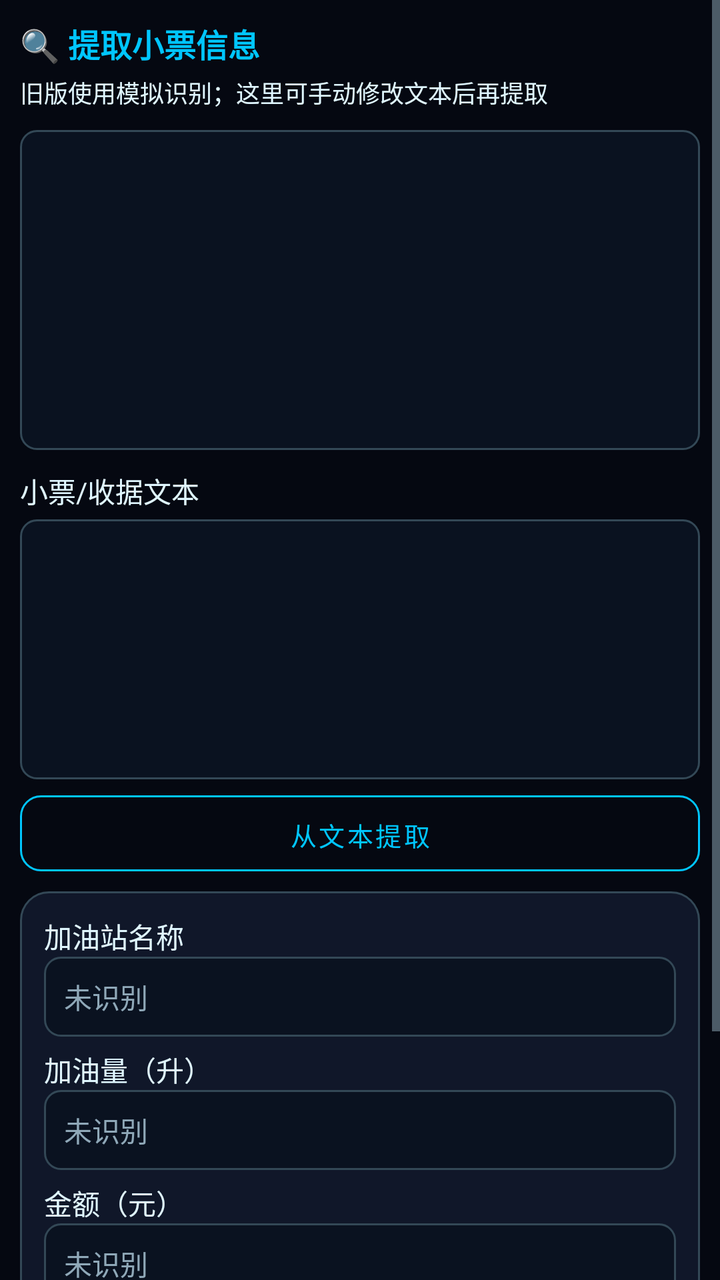
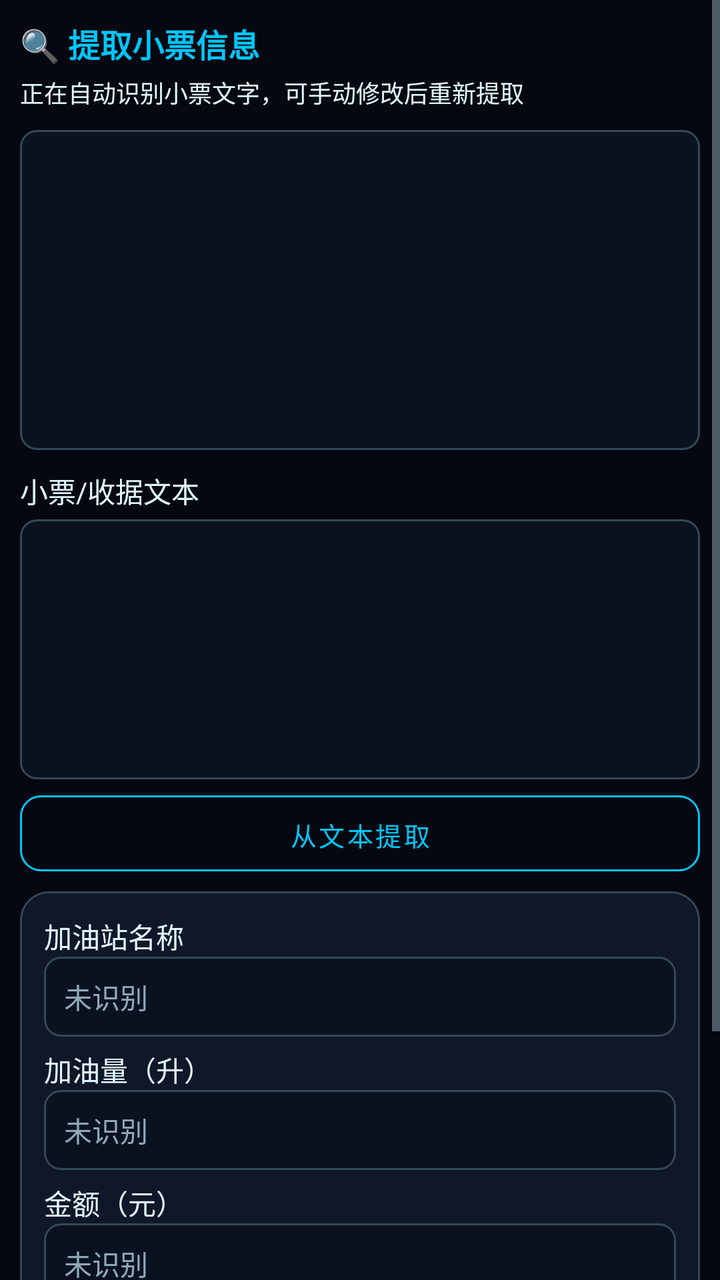

An Android layout rendered at two revisions. The XML below is the earlier revision; the diff shows what the commit changed to produce the second picture.
<!-- AndroidManifest.xml: application theme Theme.YouJiStarMap -->
<!-- res/layout/activity_ocr.xml -->
<?xml version="1.0" encoding="utf-8"?>
<ScrollView xmlns:android="http://schemas.android.com/apk/res/android"
    android:layout_width="match_parent"
    android:layout_height="match_parent"
    android:fillViewport="true">

    <LinearLayout
        android:layout_width="match_parent"
        android:layout_height="wrap_content"
        android:orientation="vertical"
        android:padding="10dp">

        <TextView style="@style/CardTitle" android:text="🔍 提取小票信息" />
        <TextView style="@style/LabelText" android:layout_marginTop="4dp" android:text="旧版使用模拟识别；这里可手动修改文本后再提取" android:textSize="12sp" />

        <ImageView
            android:id="@+id/ocrPreview"
            android:layout_width="match_parent"
            android:layout_height="160dp"
            android:layout_marginTop="10dp"
            android:background="@drawable/bg_field"
            android:scaleType="centerCrop" />

        <TextView style="@style/LabelText" android:layout_marginTop="10dp" android:text="小票/收据文本" />
        <EditText
            android:id="@+id/receiptText"
            android:layout_width="match_parent"
            android:layout_height="130dp"
            android:layout_marginTop="4dp"
            android:background="@drawable/bg_field"
            android:gravity="top"
            android:inputType="textMultiLine"
            android:textColor="@color/light"
            android:textSize="13sp" />

        <Button
            android:id="@+id/extractBtn"
            android:layout_width="match_parent"
            android:layout_height="38dp"
            android:layout_marginTop="8dp"
            android:background="@drawable/bg_button_ghost"
            android:text="从文本提取"
            android:textColor="@color/primary"
            android:textSize="13sp" />

        <LinearLayout android:layout_width="match_parent" android:layout_height="wrap_content" android:layout_marginTop="10dp" android:background="@drawable/bg_card" android:orientation="vertical">

            <TextView style="@style/LabelText" android:text="加油站名称" />
            <EditText android:id="@+id/ocrStationInput" android:layout_width="match_parent" android:layout_height="40dp" android:background="@drawable/bg_field" android:hint="未识别" android:inputType="text" android:paddingStart="10dp" android:textColor="@color/light" android:textColorHint="@color/muted" android:textSize="14sp" />

            <TextView style="@style/LabelText" android:layout_marginTop="6dp" android:text="加油量（升）" />
            <EditText android:id="@+id/ocrLitersInput" android:layout_width="match_parent" android:layout_height="40dp" android:background="@drawable/bg_field" android:hint="未识别" android:inputType="numberDecimal" android:paddingStart="10dp" android:textColor="@color/light" android:textColorHint="@color/muted" android:textSize="14sp" />

            <TextView style="@style/LabelText" android:layout_marginTop="6dp" android:text="金额（元）" />
            <EditText android:id="@+id/ocrCostInput" android:layout_width="match_parent" android:layout_height="40dp" android:background="@drawable/bg_field" android:hint="未识别" android:inputType="numberDecimal" android:paddingStart="10dp" android:textColor="@color/light" android:textColorHint="@color/muted" android:textSize="14sp" />

            <TextView style="@style/LabelText" android:layout_marginTop="6dp" android:text="油品类型（92/95/98/0）" />
            <EditText android:id="@+id/ocrTypeInput" android:layout_width="match_parent" android:layout_height="40dp" android:background="@drawable/bg_field" android:hint="未识别" android:inputType="text" android:paddingStart="10dp" android:textColor="@color/light" android:textColorHint="@color/muted" android:textSize="14sp" />
        </LinearLayout>

        <LinearLayout android:layout_width="match_parent" android:layout_height="wrap_content" android:layout_marginTop="12dp" android:orientation="horizontal">
            <Button android:id="@+id/cancelOcrBtn" android:layout_width="0dp" android:layout_height="42dp" android:layout_weight="1" android:background="@drawable/bg_button_ghost" android:text="取消" android:textColor="@color/muted" android:textSize="14sp" />
            <Button android:id="@+id/applyOcrBtn" android:layout_width="0dp" android:layout_height="42dp" android:layout_marginStart="8dp" android:layout_weight="1" android:background="@drawable/bg_button_primary" android:text="应用到表单" android:textColor="@color/white" android:textSize="14sp" />
        </LinearLayout>
    </LinearLayout>
</ScrollView>
<!-- resources referenced by this layout -->
<resources>
  <color name="light">#E0F7FF</color>
  <color name="muted">#8FA8B8</color>
  <color name="primary">#00C6FF</color>
  <color name="white">#FFFFFF</color>
  <!-- drawable bg_button_ghost (drawable) -->
  <?xml version="1.0" encoding="utf-8"?>
  <shape xmlns:android="http://schemas.android.com/apk/res/android" android:shape="rectangle">
      <solid android:color="@color/transparent" />
      <stroke android:width="1dp" android:color="@color/primary" />
      <corners android:radius="10dp" />
  </shape>
  <!-- drawable bg_button_primary (drawable) -->
  <?xml version="1.0" encoding="utf-8"?>
  <shape xmlns:android="http://schemas.android.com/apk/res/android" android:shape="rectangle">
      <gradient android:startColor="@color/secondary" android:endColor="@color/primary" android:angle="0" />
      <corners android:radius="10dp" />
  </shape>
  <!-- drawable bg_card (drawable) -->
  <?xml version="1.0" encoding="utf-8"?>
  <shape xmlns:android="http://schemas.android.com/apk/res/android" android:shape="rectangle">
      <solid android:color="@color/card_bg" />
      <stroke android:width="1dp" android:color="@color/card_border" />
      <corners android:radius="14dp" />
      <padding android:left="12dp" android:top="12dp" android:right="12dp" android:bottom="12dp" />
  </shape>
  <!-- drawable bg_field (drawable) -->
  <?xml version="1.0" encoding="utf-8"?>
  <shape xmlns:android="http://schemas.android.com/apk/res/android" android:shape="rectangle">
      <solid android:color="#0A1220" />
      <stroke android:width="1dp" android:color="@color/card_border" />
      <corners android:radius="8dp" />
      <padding android:left="10dp" android:top="8dp" android:right="10dp" android:bottom="8dp" />
  </shape>
  <style name="CardTitle">
          <item name="android:layout_width">wrap_content</item>
          <item name="android:layout_height">wrap_content</item>
          <item name="android:textColor">@color/primary</item>
          <item name="android:textSize">16sp</item>
          <item name="android:textStyle">bold</item>
      </style>
  <style name="LabelText">
          <item name="android:layout_width">wrap_content</item>
          <item name="android:layout_height">wrap_content</item>
          <item name="android:textColor">@color/light</item>
          <item name="android:textSize">14sp</item>
      </style>
  <style name="Theme.YouJiStarMap" parent="Theme.MaterialComponents.NoActionBar">
          <item name="colorPrimary">@color/primary</item>
          <item name="colorPrimaryDark">@color/darker</item>
          <item name="colorAccent">@color/accent</item>
          <item name="android:colorBackground">@color/darker</item>
          <item name="android:textColorPrimary">@color/light</item>
          <item name="android:textColorSecondary">@color/muted</item>
          <item name="android:windowBackground">@color/darker</item>
          <item name="android:statusBarColor">@color/darker</item>
          <item name="android:navigationBarColor">@color/darker</item>
          <item name="android:windowLightStatusBar">false</item>
          <item name="android:fontFamily">sans-serif</item>
      </style>
  <color name="transparent">#00000000</color>
  <color name="secondary">#0072FF</color>
  <color name="card_bg">#101729</color>
  <color name="card_border">#334856</color>
  <color name="darker">#050811</color>
  <color name="accent">#7E42FF</color>
</resources>

<!-- the commit's change to res/layout/activity_ocr.xml (unified diff, before → after) -->
@@ -11,7 +11,7 @@
         android:padding="10dp">
 
         <TextView style="@style/CardTitle" android:text="🔍 提取小票信息" />
-        <TextView style="@style/LabelText" android:layout_marginTop="4dp" android:text="旧版使用模拟识别；这里可手动修改文本后再提取" android:textSize="12sp" />
+        <TextView style="@style/LabelText" android:layout_marginTop="4dp" android:text="正在自动识别小票文字，可手动修改后重新提取" android:textSize="12sp" />
 
         <ImageView
             android:id="@+id/ocrPreview"
